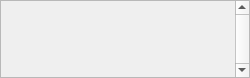
This is src/noggit/Red/ToolPanel/ToolPanelScroll.ui in Marlamin/noggit-red as Qt 5 draws it before an edit. The edited form follows.
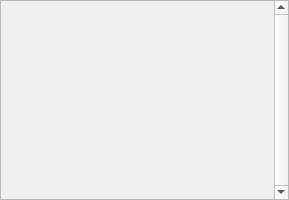
This is the edited form.

The edit to the form file:
```diff
--- a/src/noggit/Red/ToolPanel/ToolPanelScroll.ui
+++ b/src/noggit/Red/ToolPanel/ToolPanelScroll.ui
@@ -6,8 +6,8 @@
    <rect>
     <x>0</x>
     <y>0</y>
-    <width>250</width>
-    <height>78</height>
+    <width>289</width>
+    <height>200</height>
    </rect>
   </property>
   <property name="sizePolicy">
@@ -87,8 +87,8 @@
           <rect>
            <x>0</x>
            <y>0</y>
-           <width>233</width>
-           <height>76</height>
+           <width>272</width>
+           <height>198</height>
           </rect>
          </property>
          <property name="sizePolicy">
```
